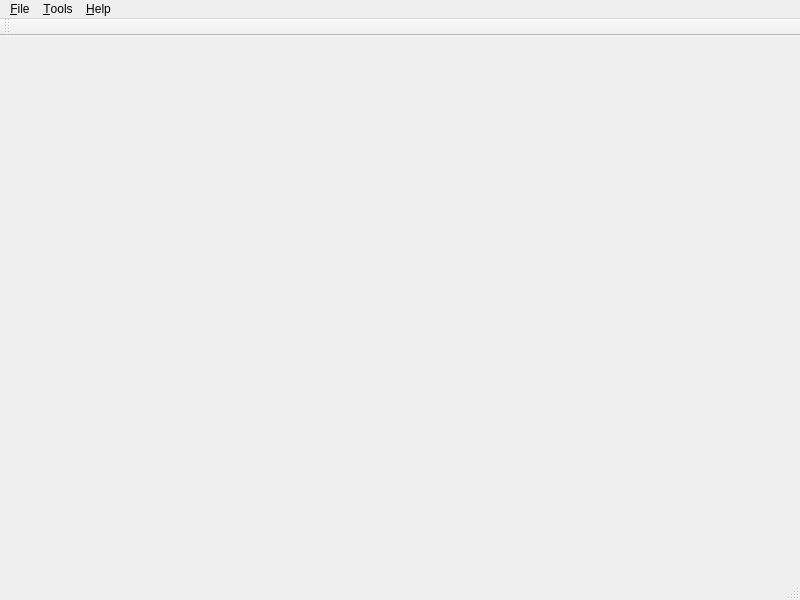
First picture: the form in src/ui/mainwindow.ui, repository opencor/opencor, before the edit.
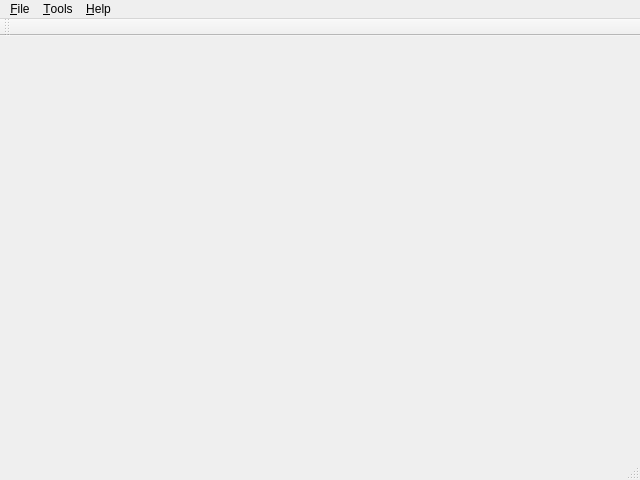
Second picture: the form after the edit. Icons and pictures are not drawn.

What changed in the file:
```diff
--- a/src/ui/mainwindow.ui
+++ b/src/ui/mainwindow.ui
@@ -6,8 +6,8 @@
    <rect>
     <x>0</x>
     <y>0</y>
-    <width>800</width>
-    <height>600</height>
+    <width>640</width>
+    <height>480</height>
    </rect>
   </property>
   <property name="windowTitle">
@@ -19,7 +19,7 @@
     <rect>
      <x>0</x>
      <y>0</y>
-     <width>800</width>
+     <width>640</width>
      <height>21</height>
     </rect>
    </property>
```
Left out of the diff: 7 changed lines with no effect on the pictures.
